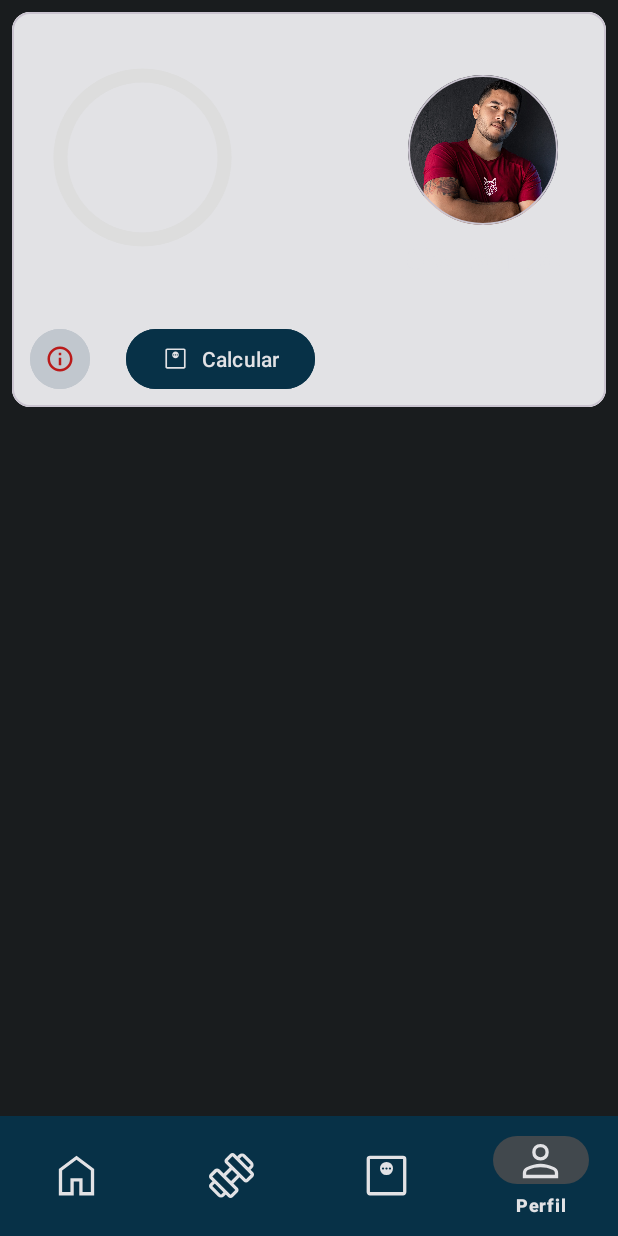
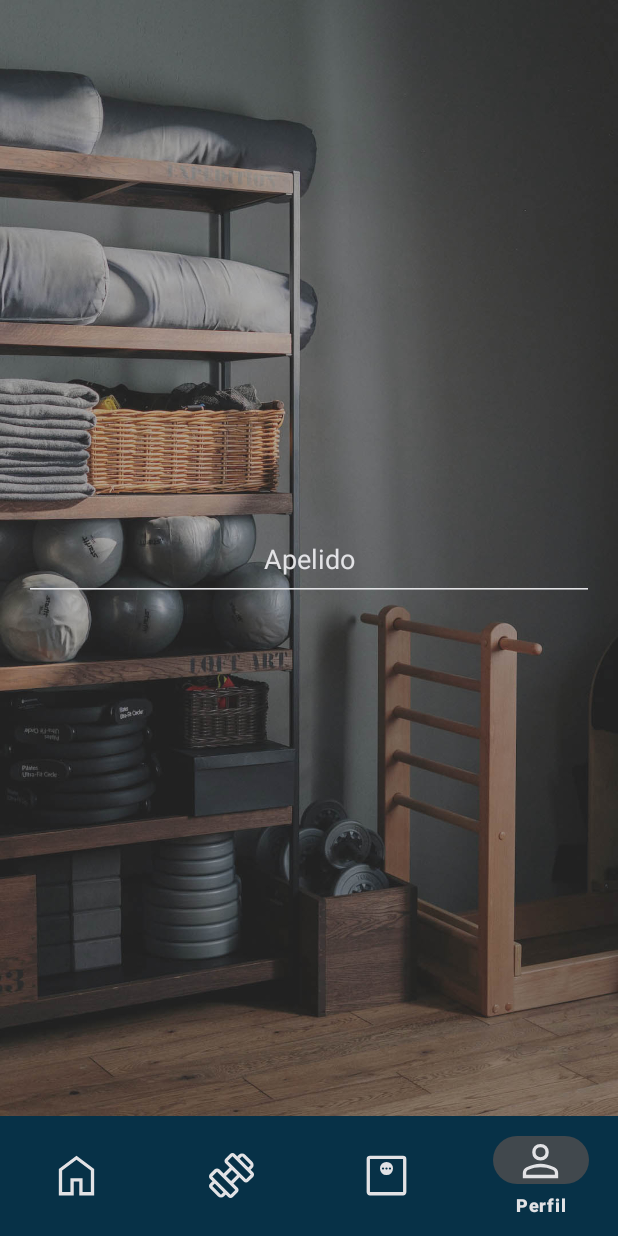
Before and after one commit to rodrigofelixf/nao-reveze, an Android app: the PerfilFragment screen opened through its navigation route, on a phone screen of 412 x 824 dp. Run offline under Robolectric (Android 15) with nearby library versions, the phone set to English and light mode, and no system bars; our stand-ins replace navigation-ui.

```diff
--- a/app/src/main/java/br/com/rodrigo/naoreveze/ui/fragments/datafragments/UserNameFragment.kt
+++ b/app/src/main/java/br/com/rodrigo/naoreveze/ui/fragments/datafragments/UserNameFragment.kt
@@ -7,7 +7,9 @@ import android.view.LayoutInflater
 import android.view.View
 import android.view.ViewGroup
 import androidx.navigation.fragment.findNavController
+import br.com.rodrigo.naoreveze.R
 import br.com.rodrigo.naoreveze.databinding.FragmentUserNameBinding
+import com.bumptech.glide.Glide
 
 
 /**
@@ -36,6 +38,7 @@ class UserNameFragment : Fragment() {
      */
     override fun onViewCreated(view: View, savedInstanceState: Bundle?) {
         super.onViewCreated(view, savedInstanceState)
+
 
         // Configura o listener de clique para o botão "Próximo"
         binding.buttonProximo.setOnClickListener { saveNickname() }
--- a/app/src/main/res/drawable/background_card_cinza.xml
+++ /dev/null
@@ -1,3 +0,0 @@
-<shape xmlns:android="http://schemas.android.com/apk/res/android">
-    <solid android:color="#10CCCCCC" /> <!-- Defina a cor desejada, neste exemplo, um cinza acinzentado com 50% de opacidade -->
-</shape>
--- /dev/null
+++ b/app/src/main/res/drawable/ruler_progress.xml
@@ -0,0 +1,5 @@
+<shape xmlns:android="http://schemas.android.com/apk/res/android">
+    <corners android:topLeftRadius="1000dp"
+        android:topRightRadius="1000dp" />
+    <solid android:color="#CCCCCC" />
+</shape>
--- a/app/src/main/res/layout/fragment_perfil.xml
+++ b/app/src/main/res/layout/fragment_perfil.xml
@@ -3,137 +3,29 @@
     xmlns:app="http://schemas.android.com/apk/res-auto"
     xmlns:tools="http://schemas.android.com/tools"
     android:layout_width="match_parent"
-    android:background="@color/background_app"
     android:layout_height="match_parent"
+    android:background="@drawable/user_name_screen"
+    android:padding="16dp"
     tools:context=".ui.MainActivity">
 
 
 
-
-    <com.google.android.material.card.MaterialCardView
-        app:layout_constraintTop_toTopOf="parent"
-        app:layout_constraintStart_toStartOf="parent"
-        android:id="@+id/card"
+    <androidx.appcompat.widget.AppCompatEditText
+        app:helperTextEnabled="true"
+        android:backgroundTint="@color/app_color_white"
+        app:helperText="Entre 3 e 12 caracteres"
         android:layout_width="match_parent"
         android:layout_height="wrap_content"
-        android:layout_margin="8dp">
-
-        <LinearLayout
-            android:background="@color/app_color_white"
-            android:layout_width="match_parent"
-            android:layout_height="wrap_content"
-            android:orientation="vertical">
-
-            <!-- Media -->
-
-            <ImageView
-                android:layout_width="match_parent"
-                android:layout_height="194dp"
-                android:scaleType="centerCrop"/>
-
-
-
-            <LinearLayout
-                android:layout_width="wrap_content"
-                android:layout_height="wrap_content"
-                android:layout_margin="8dp"
-                android:orientation="horizontal">
-
-                <Button
-                    android:id="@+id/imageView_info"
-                    style="@style/Widget.Material3.Button.IconButton.Filled.Tonal"
-                    android:layout_width="wrap_content"
-                    android:layout_height="wrap_content"
-                    android:layout_marginTop="5dp"
-                    android:backgroundTint="@color/md_theme_dark_onSurfaceVariant"
-                    android:textColor="@color/seed"
-                    app:icon="@drawable/icon_info"
-                    app:iconTint="@color/md_theme_light_error"/>
-
-                <Button
-                    android:layout_marginStart="20dp"
-                    android:id="@+id/button_tela_calcular"
-                    style="@style/Widget.Material3.Button"
-                    android:layout_width="wrap_content"
-                    android:layout_height="wrap_content"
-                    android:layout_marginTop="5dp"
-                    android:backgroundTint="@color/seed"
-                    android:text="Calcular"
-                    android:textColor="@color/app_color_white"
-                    app:icon="@drawable/inc_imc"
-                    app:iconTint="@color/app_color_white"/>
-
-
-
-            </LinearLayout>
-
-
-
-        </LinearLayout>
-
-
-
-    </com.google.android.material.card.MaterialCardView>
-
-
-
-    <com.google.android.material.card.MaterialCardView
-        android:id="@+id/cardView_Home_perfil"
-        android:layout_width="100dp"
-        android:layout_height="100dp"
-        android:layout_marginTop="50dp"
-        android:layout_marginEnd="40dp"
-        app:cardCornerRadius="50dp"
+        android:hint="Apelido"
+        android:gravity="center"
+        android:padding="16dp"
+        android:textColorHint="@color/app_color_white"
+        android:textColor="@color/app_color_white"
+        app:layout_constraintBottom_toBottomOf="parent"
         app:layout_constraintEnd_toEndOf="parent"
-        app:layout_constraintTop_toTopOf="parent">
-
-
-        <ImageView
-            android:id="@+id/imageView_perfil_home"
-            android:layout_width="match_parent"
-            android:layout_height="match_parent"
-            android:scaleType="centerCrop"
-            android:src="@drawable/imagem_perfil2" />
-
-    </com.google.android.material.card.MaterialCardView>
-
-    <TextView
-        android:id="@+id/textView_saudacoes_nome"
-        android:layout_width="wrap_content"
-        android:layout_height="wrap_content"
-        android:layout_marginTop="10dp"
-        android:text="Olá, Rodrigo!"
-        android:textColor="@color/app_color_white"
-        android:textSize="18sp"
-        android:textStyle="bold"
-        app:layout_constraintEnd_toEndOf="@id/cardView_Home_perfil"
-        app:layout_constraintStart_toStartOf="@id/cardView_Home_perfil"
-        app:layout_constraintTop_toBottomOf="@id/cardView_Home_perfil"
-        app:layout_goneMarginTop="70dp" />
-
-    <ProgressBar
-        android:layout_marginStart="20dp"
-        android:layout_marginTop="30dp"
-        android:id="@+id/progress_bar"
-        style="@style/CircularDeterminateProgressBar"
-        android:layout_width="150dp"
-        android:layout_height="150dp"
-        android:max="100"
         app:layout_constraintStart_toStartOf="parent"
         app:layout_constraintTop_toTopOf="parent"
-        tools:progress="60" />
-
-    <TextView
-        android:id="@+id/textView_resultado_imc"
-        android:layout_width="wrap_content"
-        android:layout_height="wrap_content"
-        android:textColor="@color/md_theme_light_onSurfaceVariant"
-        android:textAppearance="@style/TextAppearance.AppCompat.Large"
-        app:layout_constraintBottom_toBottomOf="@+id/progress_bar"
-        app:layout_constraintEnd_toEndOf="@+id/progress_bar"
-        app:layout_constraintStart_toStartOf="@+id/progress_bar"
-        app:layout_constraintTop_toTopOf="@+id/progress_bar"
-        tools:text="60%" />
-
+        tools:layout_editor_absoluteX="-16dp"
+        tools:layout_editor_absoluteY="89dp" />
 
 </androidx.constraintlayout.widget.ConstraintLayout>
```
Also changed, not shown: app/src/main/java/br/com/rodrigo/naoreveze/ui/MainActivity.kt (+16 -8 lines), app/src/main/res/drawable/background_card_rounded.xml (deleted, +0 -10 lines), app/src/main/res/drawable/background_gradient_azul.xml (deleted, +0 -12 lines), app/src/main/res/drawable/background_gradient_laranja.xml (deleted, +0 -9 lines), app/src/main/res/drawable/background_gradient_roxo.xml (deleted, +0 -9 lines), app/src/main/res/drawable/background_gradient_sol.xml (deleted, +0 -9 lines), app/src/main/res/drawable/background_gradient_verde.xml (deleted, +0 -10 lines), app/src/main/res/drawable/background_gradient_vermelho.xml (deleted, +0 -9 lines), app/src/main/res/drawable/background_gradient_violeta.xml (deleted, +0 -9 lines), app/src/main/res/layout/fragment_user_name.xml (+43 -14 lines), app/src/main/res/drawable/user_name_screen.jpg (added).
